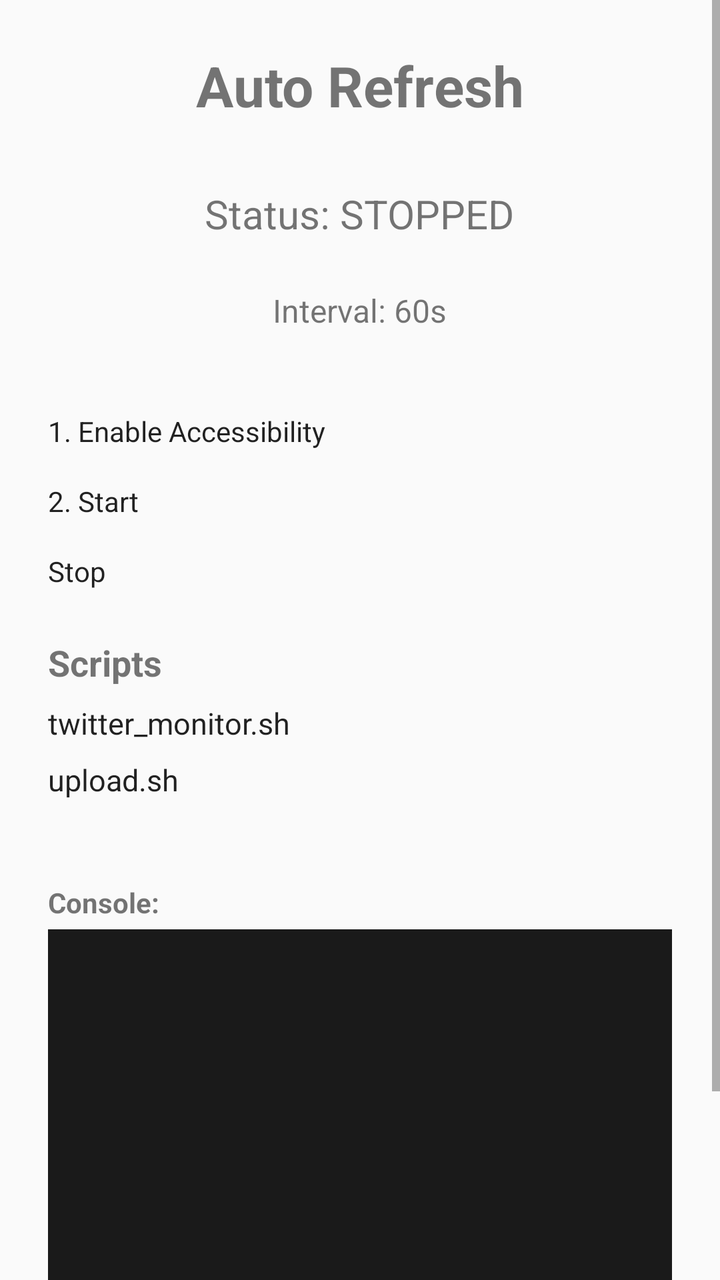
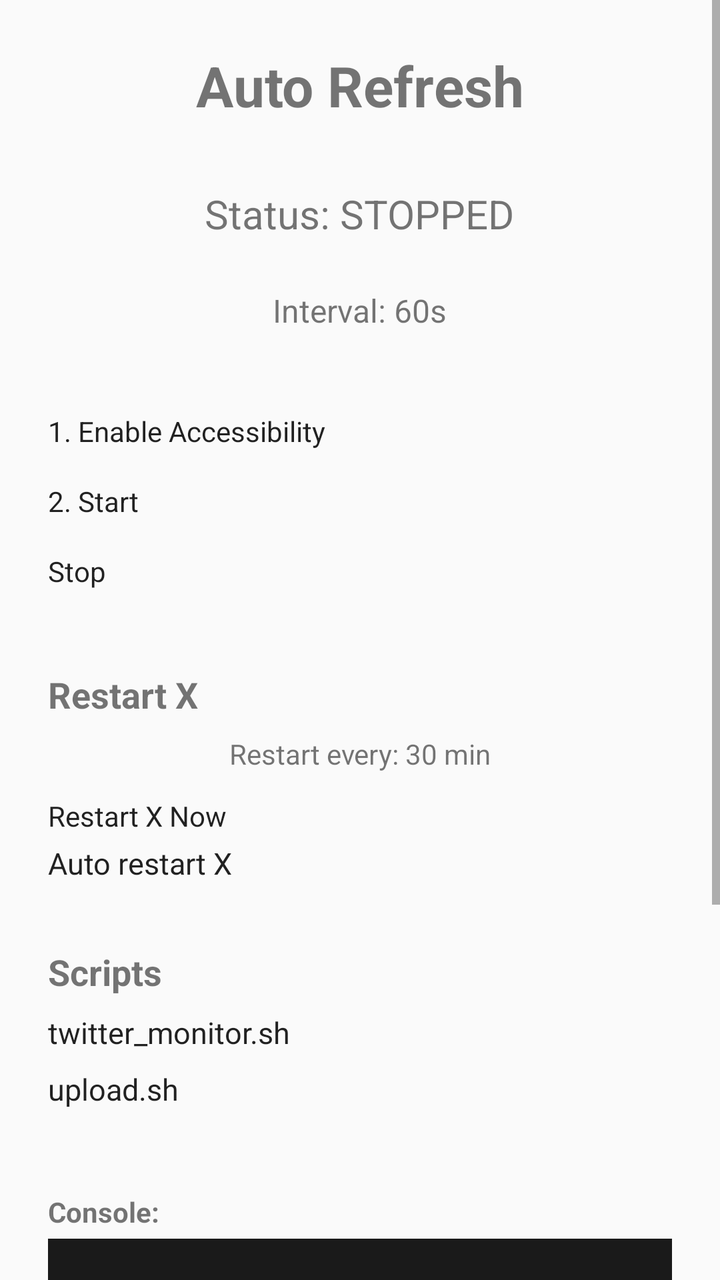

Compare the two renders of this Android layout. The source of the first and the diff that turns it into the second are given below.
<!-- AndroidManifest.xml: application theme AppTheme -->
<!-- res/layout/activity_main.xml -->
<?xml version="1.0" encoding="utf-8"?>
<ScrollView xmlns:android="http://schemas.android.com/apk/res/android"
    android:layout_width="match_parent"
    android:layout_height="match_parent">

<LinearLayout
    android:layout_width="match_parent"
    android:layout_height="wrap_content"
    android:orientation="vertical"
    android:padding="24dp"
    android:gravity="center_horizontal">

    <TextView
        android:layout_width="wrap_content"
        android:layout_height="wrap_content"
        android:text="Auto Refresh"
        android:textSize="28sp"
        android:textStyle="bold"
        android:layout_marginBottom="32dp" />

    <TextView
        android:id="@+id/statusText"
        android:layout_width="wrap_content"
        android:layout_height="wrap_content"
        android:text="Status: STOPPED"
        android:textSize="20sp"
        android:layout_marginBottom="24dp" />

    <TextView
        android:id="@+id/intervalText"
        android:layout_width="wrap_content"
        android:layout_height="wrap_content"
        android:text="Interval: 60s"
        android:textSize="16sp"
        android:layout_marginBottom="8dp" />

    <SeekBar
        android:id="@+id/intervalSeek"
        android:layout_width="match_parent"
        android:layout_height="wrap_content"
        android:max="300"
        android:progress="60"
        android:layout_marginBottom="32dp" />

    <Button
        android:id="@+id/btnEnable"
        android:layout_width="match_parent"
        android:layout_height="wrap_content"
        android:text="1. Enable Accessibility"
        android:layout_marginBottom="16dp" />

    <Button
        android:id="@+id/btnStart"
        android:layout_width="match_parent"
        android:layout_height="wrap_content"
        android:text="2. Start"
        android:layout_marginBottom="16dp" />

    <Button
        android:id="@+id/btnStop"
        android:layout_width="match_parent"
        android:layout_height="wrap_content"
        android:text="Stop" />

    <TextView
        android:layout_width="match_parent"
        android:layout_height="wrap_content"
        android:text="Scripts"
        android:textSize="18sp"
        android:textStyle="bold"
        android:layout_marginTop="24dp"
        android:layout_marginBottom="8dp" />

    <CheckBox
        android:id="@+id/chkMonitor"
        android:layout_width="match_parent"
        android:layout_height="wrap_content"
        android:text="twitter_monitor.sh"
        android:textSize="15sp"
        android:layout_marginBottom="8dp" />

    <CheckBox
        android:id="@+id/chkUpload"
        android:layout_width="match_parent"
        android:layout_height="wrap_content"
        android:text="upload.sh"
        android:textSize="15sp"
        android:layout_marginBottom="8dp" />

    <TextView
        android:id="@+id/scriptStatus"
        android:layout_width="match_parent"
        android:layout_height="wrap_content"
        android:text=""
        android:textSize="13sp"
        android:textColor="#666666"
        android:layout_marginBottom="8dp" />

    <TextView
        android:layout_width="match_parent"
        android:layout_height="wrap_content"
        android:text="Console:"
        android:textSize="14sp"
        android:textStyle="bold"
        android:layout_marginTop="8dp"
        android:layout_marginBottom="4dp" />

    <ScrollView
        android:id="@+id/consoleScroll"
        android:layout_width="match_parent"
        android:layout_height="200dp"
        android:background="#1a1a1a"
        android:padding="8dp">

        <TextView
            android:id="@+id/consoleOutput"
            android:layout_width="match_parent"
            android:layout_height="wrap_content"
            android:text=""
            android:textSize="11sp"
            android:textColor="#00ff00"
            android:fontFamily="monospace"
            android:typeface="monospace" />
    </ScrollView>

    <Button
        android:id="@+id/btnClearLog"
        android:layout_width="match_parent"
        android:layout_height="wrap_content"
        android:text="Clear Log"
        android:layout_marginTop="8dp" />

    <TextView
        android:layout_width="wrap_content"
        android:layout_height="wrap_content"
        android:text="Open X app, then press Start"
        android:textSize="14sp"
        android:layout_marginTop="16dp"
        android:textColor="#666666" />

</LinearLayout>
</ScrollView>
<!-- resources referenced by this layout -->
<resources>
  <style name="AppTheme" parent="android:Theme.Material.Light">
          <item name="android:colorPrimary">#1DA1F2</item>
          <item name="android:colorPrimaryDark">#1A91DA</item>
          <item name="android:colorAccent">#1DA1F2</item>
      </style>
</resources>

<!-- the commit's change to res/layout/activity_main.xml (unified diff, before → after) -->
@@ -60,7 +60,48 @@
         android:id="@+id/btnStop"
         android:layout_width="match_parent"
         android:layout_height="wrap_content"
-        android:text="Stop" />
+        android:text="Stop"
+        android:layout_marginBottom="16dp" />
+
+    <TextView
+        android:layout_width="match_parent"
+        android:layout_height="wrap_content"
+        android:text="Restart X"
+        android:textSize="18sp"
+        android:textStyle="bold"
+        android:layout_marginTop="24dp"
+        android:layout_marginBottom="8dp" />
+
+    <TextView
+        android:id="@+id/restartIntervalText"
+        android:layout_width="wrap_content"
+        android:layout_height="wrap_content"
+        android:text="Restart every: 30 min"
+        android:textSize="14sp"
+        android:layout_marginBottom="4dp" />
+
+    <SeekBar
+        android:id="@+id/restartIntervalSeek"
+        android:layout_width="match_parent"
+        android:layout_height="wrap_content"
+        android:max="120"
+        android:progress="30"
+        android:layout_marginBottom="8dp" />
+
+    <Button
+        android:id="@+id/btnRestartX"
+        android:layout_width="match_parent"
+        android:layout_height="wrap_content"
+        android:text="Restart X Now"
+        android:layout_marginBottom="4dp" />
+
+    <CheckBox
+        android:id="@+id/chkAutoRestart"
+        android:layout_width="match_parent"
+        android:layout_height="wrap_content"
+        android:text="Auto restart X"
+        android:textSize="15sp"
+        android:layout_marginBottom="8dp" />
 
     <TextView
         android:layout_width="match_parent"
